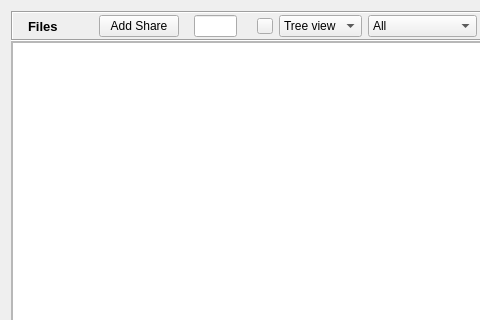
RetroShare/RetroShare, file retroshare-gui/src/gui/SharedFilesDialog.ui: the form before one commit; both pictures show x 0 to 480 and y 0 to 320 of the 737 by 402 pixel window.
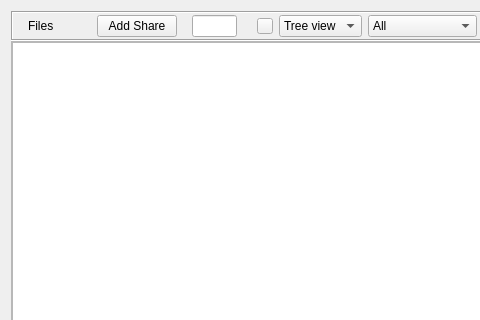
The form after the commit. Icons and pictures are not drawn. Custom widgets are drawn as their Qt base class.

Commit message: Moved font size definitions from ui files to default qss. Added new base class StyledLabel to emulate the missing font-size by factor in qss.

What changed in the file:
```diff
--- a/retroshare-gui/src/gui/SharedFilesDialog.ui
+++ b/retroshare-gui/src/gui/SharedFilesDialog.ui
@@ -52,20 +52,7 @@
        </widget>
       </item>
       <item>
-       <widget class="QLabel" name="titleBarLabel">
-        <property name="maximumSize">
-         <size>
-          <width>16777215</width>
-          <height>16</height>
-         </size>
-        </property>
-        <property name="font">
-         <font>
-          <pointsize>10</pointsize>
-          <weight>75</weight>
-          <bold>true</bold>
-         </font>
-        </property>
+       <widget class="StyledLabel" name="titleBarLabel">
         <property name="text">
          <string>Files</string>
         </property>
@@ -350,6 +337,13 @@
    </item>
   </layout>
  </widget>
+ <customwidgets>
+  <customwidget>
+   <class>StyledLabel</class>
+   <extends>QLabel</extends>
+   <header>gui/common/StyledLabel.h</header>
+  </customwidget>
+ </customwidgets>
  <resources>
   <include location="images.qrc"/>
  </resources>
```
The commit also changes 41 other files.
